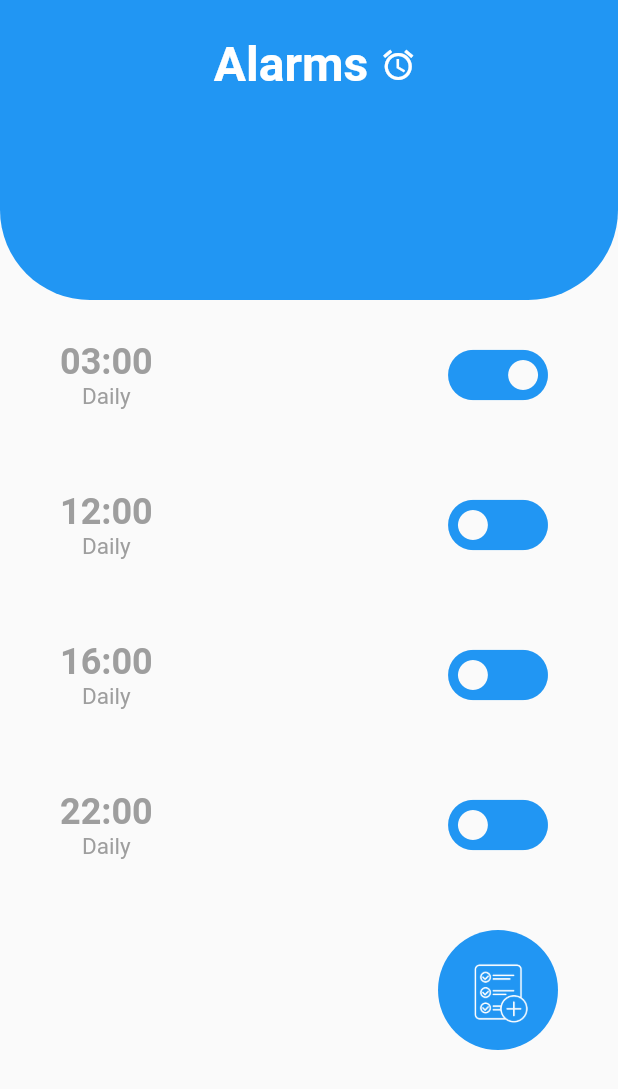
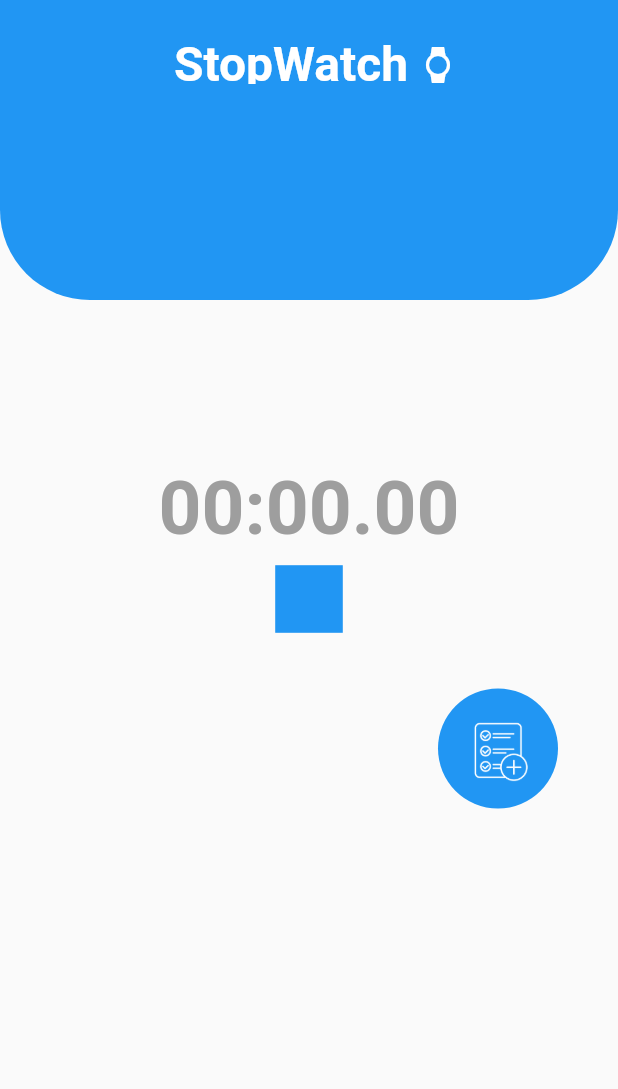
Before and after one commit to shadkasera/plan_ahead, a Flutter app: the screen it shows after launch, on a phone screen of 412 x 824 dp. Shown: the top 1089 px of the screen. Run offline on Flutter 3.47's test engine with Material 2 defaults, Android fonts, the phone set to English and light mode, and no system bars.

Commit message:
initial commit

```diff
--- a/lib/main.dart
+++ b/lib/main.dart
@@ -3,6 +3,7 @@ import 'package:plan_ahead/pages/alarms.dart';
 import 'package:plan_ahead/pages/daily_tsak.dart';
 import 'package:plan_ahead/pages/homepage.dart';
 import 'package:plan_ahead/pages/reminder.dart';
+import 'package:plan_ahead/pages/stopwatch.dart';
 import 'package:plan_ahead/pages/welcome.dart';
 
 void main() {
@@ -21,7 +22,7 @@ class MyApp extends StatelessWidget {
         primarySwatch: Colors.blue,
       ), debugShowCheckedModeBanner: false,
 
-      home: const AlarmPage(),
+      home: const StopWatch(),
     );
   }
 }
--- /dev/null
+++ b/lib/pages/stopwatch.dart
@@ -0,0 +1,105 @@
+import 'package:flutter/material.dart';
+
+class StopWatch extends StatelessWidget {
+  const StopWatch({super.key});
+
+  @override
+  Widget build(BuildContext context) {
+    return Scaffold(
+      appBar: PreferredSize(
+        preferredSize: const Size.fromHeight(200),
+        child: AppBar(
+          elevation: 0,
+          shape: const RoundedRectangleBorder(
+            borderRadius: BorderRadius.vertical(
+              bottom: Radius.circular(60),
+            ),
+          ),
+          title: Padding(
+            padding: const EdgeInsets.only(top: 30),
+            child: Row(
+              mainAxisAlignment: MainAxisAlignment.center,
+              children: const [
+                Padding(
+                  padding: EdgeInsets.all(8.0),
+                  child: Text(
+                    'StopWatch',
+                    style: TextStyle(
+                      fontSize: 32,
+                      fontWeight: FontWeight.bold,
+                    ),
+                  ),
+                ),
+                Icon(Icons.watch),
+              ],
+            ),
+          ),
+        ),
+      ),
+      body: SafeArea(
+          child: SingleChildScrollView(
+        child: Column(
+          children: [
+            const SizedBox(height: 100,),
+            Padding(
+              padding: const EdgeInsets.symmetric(horizontal: 30),
+              child: Column(
+                crossAxisAlignment: CrossAxisAlignment.start,
+                children: [
+                  Padding(
+                    padding: const EdgeInsets.symmetric(
+                        horizontal: 10, vertical: 10),
+                    child: Row(
+                      mainAxisAlignment: MainAxisAlignment.center,
+                      children: [
+                        Column(
+                          children: const [
+                            Text(
+                              '00:00.00',
+                              style: TextStyle(
+                                  fontSize: 50,
+                                  color: Colors.grey,
+                                  fontWeight: FontWeight.bold),
+                            ),
+                            Icon(
+                              Icons.square,
+                              size: 60,
+                              color: Colors.blue,
+                            ),
+                          ],
+                        ),
+                      ],
+                    ),
+                  ),
+                ],
+              ),
+            ),
+            Row(
+              mainAxisAlignment: MainAxisAlignment.end,
+              children: [
+                Padding(
+                  padding:
+                      const EdgeInsets.symmetric(vertical: 20, horizontal: 40),
+                  child: Container(
+                    height: 80,
+                    width: 80,
+                    decoration: BoxDecoration(
+                      borderRadius: BorderRadius.circular(60),
+                      color: Colors.blue,
+                    ),
+                    child: Image.asset(
+                      'assets/images/addtask2.png',
+                      height: 80,
+                      width: 80,
+                      color: Colors.white,
+                    ),
+                  ),
+                ),
+              ],
+            ),
+          ],
+        ),
+      )),
+    );
+  }
+}
```
